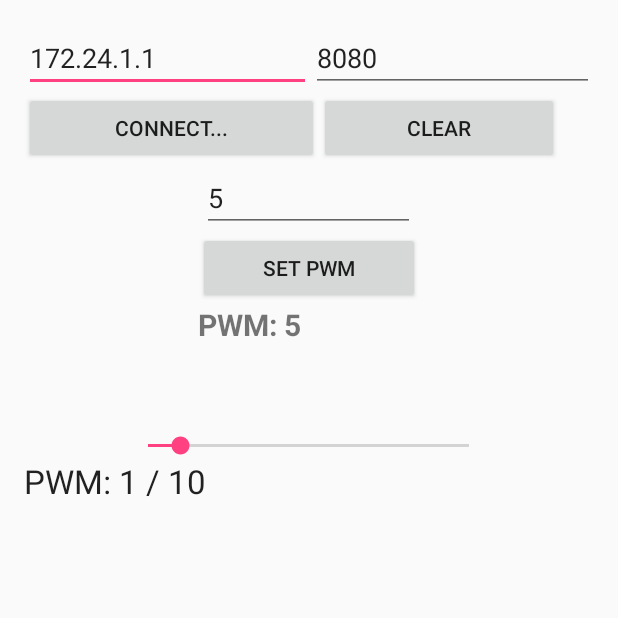
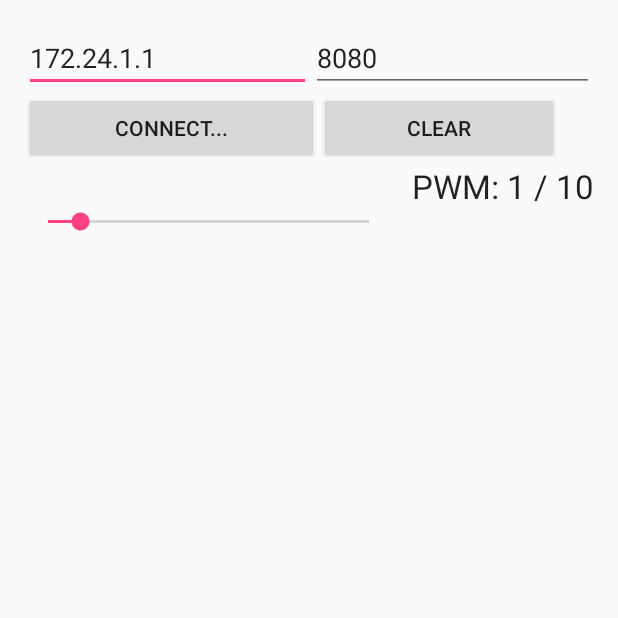
Before and after one commit to cichu28/mojerepozytorium, an Android app: the screen it shows after launch (MainActivity), after a tap on "CONNECT...", on a phone screen of 412 x 824 dp, the top half of it. Run offline under Robolectric (Android 15) with nearby library versions, the phone set to English and light mode, and no system bars.

Commit message:
PWM reading SeekBar value (Update)

```diff
--- a/app/src/main/java/com/example/marcin/clientservertutorial/MainActivity.java
+++ b/app/src/main/java/com/example/marcin/clientservertutorial/MainActivity.java
@@ -38,8 +38,8 @@ public class MainActivity extends Activity {
         super.onCreate(savedInstanceState);
         setContentView(R.layout.activity_main);
 
-        editTextPWM_value  = (EditText)findViewById(R.id.PWM_value);
-        TextViewresponse = (TextView)findViewById(R.id.response);
+//        editTextPWM_value  = (EditText)findViewById(R.id.PWM_value);
+//        TextViewresponse = (TextView)findViewById(R.id.response);
         seekBarPWM = (SeekBar)findViewById(R.id.seekBar);
         textViewPWM = (TextView)findViewById(R.id.response2);
 
@@ -47,7 +47,7 @@ public class MainActivity extends Activity {
         editTextPort = (EditText)findViewById(R.id.port);
         buttonConnect = (Button)findViewById(R.id.connect);
         buttonClear = (Button)findViewById(R.id.clear);
-        textResponse = (TextView)findViewById(R.id.response);
+//        textResponse = (TextView)findViewById(R.id.response);
         buttonConnect.setOnClickListener(buttonConnectOnClickListener);
         buttonClear.setOnClickListener(new OnClickListener()
         {
@@ -61,13 +61,13 @@ public class MainActivity extends Activity {
         SetSeekBarPWM();
     }
 
-    public void EdytujTekst(View view)
-    {
-        String S = "PWM: " + editTextPWM_value.getText().toString();
-        PWM = Integer.parseInt(editTextPWM_value.getText().toString());     // konwertuje na inta
-        PWM_byte = (byte) PWM;
-        TextViewresponse.setText(S);
-    }
+//    public void EdytujTekst(View view)
+//    {
+//        String S = "PWM: " + editTextPWM_value.getText().toString();
+//        PWM = Integer.parseInt(editTextPWM_value.getText().toString());     // konwertuje na inta
+//        PWM_byte = (byte) PWM;
+//        TextViewresponse.setText(S);
+//    }
 
     public void SetSeekBarPWM()
     {
@@ -79,9 +79,9 @@ public class MainActivity extends Activity {
                     @Override
                     public void onProgressChanged(SeekBar seekBar, int progress, boolean fromUser) {
                         progress_value = progress;
-                        PWM = progress_value;
                         textViewPWM.setText("PWM: " + progress + " / " + seekBarPWM.getMax());
                         Toast.makeText(MainActivity.this, "SeekBar in progress", Toast.LENGTH_LONG).show();
+                        PWM = progress_value;
                         // tu bedzie wysylanie na server pwm
                     }
 
@@ -107,12 +107,13 @@ public class MainActivity extends Activity {
         {
             // You have to verify editTextAddress and editTextPort are input as correct format.
             MyClientTask myClientTask = new MyClientTask(editTextAddress.getText().toString(), Integer.parseInt(editTextPort.getText().toString()));
-            String S = "PWM: " + editTextPWM_value.getText().toString();
+//           String S = "PWM: " + editTextPWM_value.getText().toString();
+//            String S = "PWM: ";
 //            PWM = Integer.parseInt(editTextPWM_value.getText().toString());     // konwertuje na inta
             PWM_byte = (byte) PWM;
 
 
-            TextViewresponse.setText(S);
+//            TextViewresponse.setText(S);
             myClientTask.execute();
         }
     };
@@ -146,7 +147,7 @@ public class MainActivity extends Activity {
 //                ... DO TEGO MIEJSCA//
                 byte[] buffer = new byte[1024];
 
-                buffer[0] = PWM_byte;
+                buffer[0] = (byte)PWM;
                 byteArrayOutputStream.write(buffer);
                 int bytesRead;
 //                while ((bytesRead = inputStream.read(buffer)) != -1)
--- a/app/src/main/res/layout/activity_main.xml
+++ b/app/src/main/res/layout/activity_main.xml
@@ -61,53 +61,25 @@
 
     </LinearLayout>
 
-    <EditText
-        android:id="@+id/PWM_value"
-        android:layout_width="142dp"
-        android:layout_height="wrap_content"
-        android:hint="dstAddress"
-        android:text="5"
-        android:layout_gravity="center_horizontal" />
-
-    <Button
-        android:layout_width="148dp"
-        android:layout_height="wrap_content"
-        android:text="Set PWM"
-        android:id="@+id/Button_PWM"
-        android:onClick="EdytujTekst"
-        android:layout_gravity="center_horizontal" />
-
-    <TextView
-        android:id="@+id/response"
-        android:layout_width="147dp"
-        android:layout_height="wrap_content"
-        android:visibility="visible"
-        android:text="PWM:"
-        android:textIsSelectable="false"
-        android:textStyle="bold"
-        android:layout_gravity="center_horizontal"
-        android:layout_weight="0.11"
-        android:textSize="20dp" />
-
-    <SeekBar
-        android:layout_width="246dp"
-        android:layout_height="wrap_content"
-        android:id="@+id/seekBar"
-        android:layout_gravity="center_horizontal"
-        android:focusableInTouchMode="false"
-        android:max="10"
-        android:progress="1"
-        android:indeterminate="false" />
+    <TableRow
+        android:layout_width="match_parent"
+        android:layout_height="wrap_content"></TableRow>
 
     <TextView
         android:layout_width="wrap_content"
         android:layout_height="wrap_content"
         android:textAppearance="?android:attr/textAppearanceLarge"
         android:text="PWM:"
-        android:id="@+id/response2" />
+        android:id="@+id/response2"
+        android:layout_gravity="right" />
 
-    <TableRow
-        android:layout_width="match_parent"
-        android:layout_height="wrap_content"></TableRow>
+    <SeekBar
+        android:layout_width="246dp"
+        android:layout_height="wrap_content"
+        android:id="@+id/seekBar"
+        android:focusableInTouchMode="false"
+        android:max="10"
+        android:progress="1"
+        android:indeterminate="false" />
 
 </LinearLayout>
```
